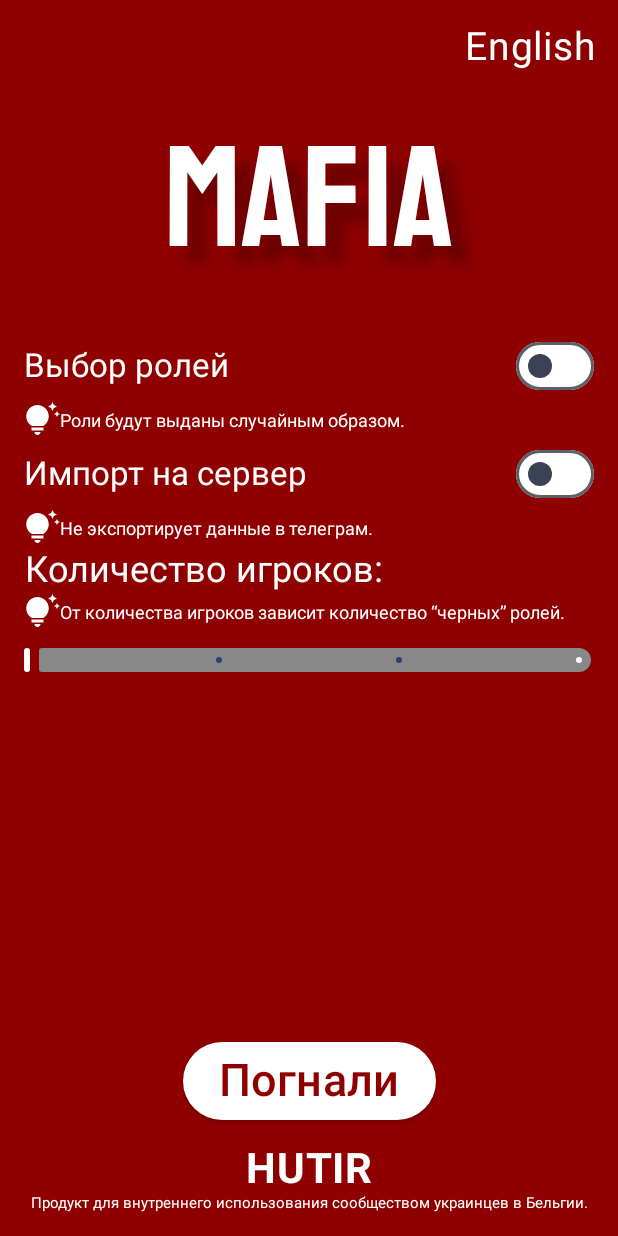
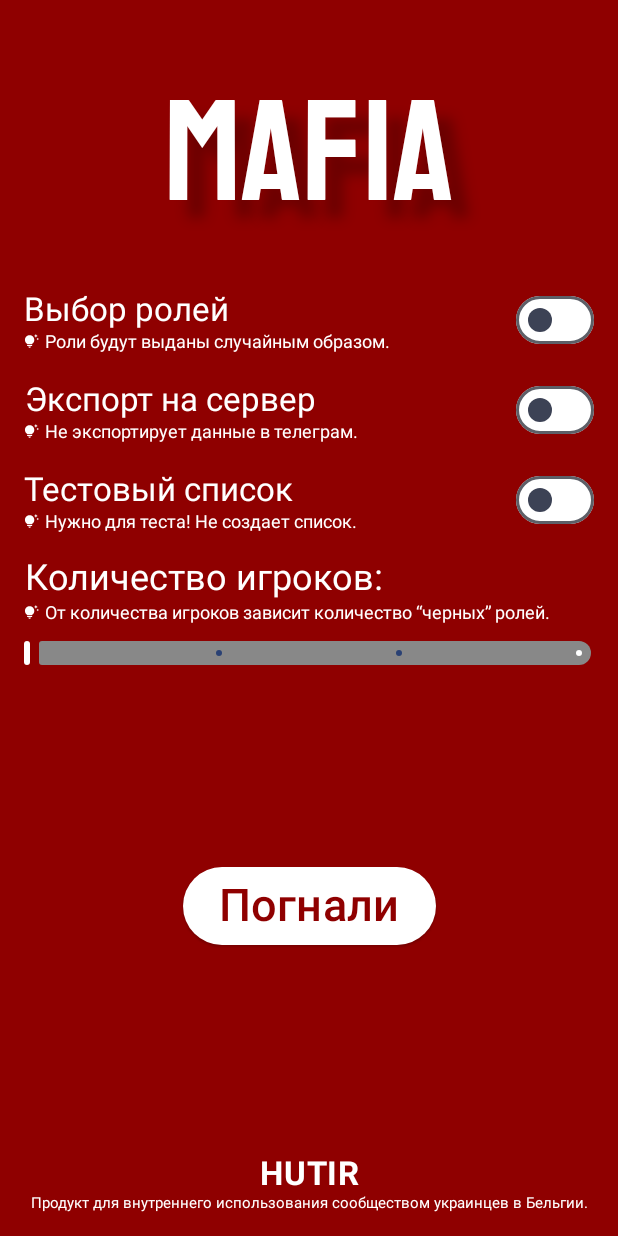
Before and after one commit to khodchenko/Mafia-Game, an Android app built with Jetpack Compose: the screen it shows after launch (MainActivity), on a phone screen of 412 x 824 dp. Run offline under Robolectric (Android 15) with nearby library versions, the phone set to English and light mode, and no system bars.

Commit message:
Edit StartGameStage.kt

```diff
--- a/app/src/main/java/com/khodchenko/mafiaapp/game/MafiaGame.kt
+++ b/app/src/main/java/com/khodchenko/mafiaapp/game/MafiaGame.kt
@@ -14,8 +14,8 @@ class MafiaGame(
     private lateinit var players: List<Player>
     private var blackTeam: Team = Team(Team.TeamColor.BLACK, mutableListOf())
     private var redTeam: Team = Team(Team.TeamColor.RED, mutableListOf())
-
     private var candidates: MutableMap<Player, List<Player>> = mutableMapOf()
+    private var generateDumbPlayersList: Boolean = false
 
 
     fun addCandidate(candidate: Player) {
@@ -23,7 +23,9 @@ class MafiaGame(
     }
 
     fun addVotesForCandidate(candidate: Player, playerList: List<Player>) {
-        val uniquePlayerList = playerList.filter { player -> !candidates.values.flatten().any { it.number == player.number } }
+        val uniquePlayerList = playerList.filter { player ->
+            !candidates.values.flatten().any { it.number == player.number }
+        }
         candidates[candidate] = uniquePlayerList
     }
 
@@ -69,8 +71,8 @@ class MafiaGame(
         candidates = mutableMapOf()
     }
 
-    fun newDay(){
-      currentDay += 1
+    fun newDay() {
+        currentDay += 1
     }
 
     fun killPlayer(player: Player) {
@@ -80,6 +82,7 @@ class MafiaGame(
     fun getCurrentStage(): GameStage {
         return gameStage
     }
+
     fun setStage(stage: GameStage) {
         gameStage = stage
     }
@@ -119,4 +122,12 @@ class MafiaGame(
 
         return if (aliveBlackTeamSize == 0 || aliveBlackTeamSize == aliveRedTeamSize) redTeam else blackTeam
     }
+
+    fun getGenerateDumbPlayersList(): Boolean {
+        return generateDumbPlayersList
+    }
+
+    fun onOffGenerateDumbPlayersList() {
+        generateDumbPlayersList = !generateDumbPlayersList
+    }
 }
--- a/app/src/main/java/com/khodchenko/mafiaapp/game/Navigation.kt
+++ b/app/src/main/java/com/khodchenko/mafiaapp/game/Navigation.kt
@@ -21,7 +21,7 @@ fun Navigation(game: MafiaGame, bluetoothHelper: BluetoothHelper) {
     val navController = rememberNavController()
     NavHost(navController = navController, startDestination = Screen.StartGameScreen.route) {
         composable(route = Screen.StartGameScreen.route) {
-            StartGameStage(navController = navController)
+            StartGameStage(navController = navController, game = game)
         }
         composable(route = Screen.RolePickerScreen.route, arguments = listOf()) {
            RolePickerStage(navController = navController, game = game)
--- a/app/src/main/java/com/khodchenko/mafiaapp/ui/stage/LastWordsStage.kt
+++ b/app/src/main/java/com/khodchenko/mafiaapp/ui/stage/LastWordsStage.kt
@@ -62,6 +62,7 @@ fun LastWordsStage(navController: NavController, game: MafiaGame) {
                         navController.previousBackStackEntry
                         navController.navigate(Screen.DayStageScreen.route)
                     } else {
+                        game.newDay()
                         game.setStage(GameStage.NIGHT)
                         navController.navigate(Screen.NightStageScreen.route)
                     }
--- a/app/src/main/java/com/khodchenko/mafiaapp/ui/stage/RolePickerStage.kt
+++ b/app/src/main/java/com/khodchenko/mafiaapp/ui/stage/RolePickerStage.kt
@@ -55,8 +55,10 @@ fun RolePickerStage(navController: NavController, game: MafiaGame) {
     var rulesCheck by remember { mutableStateOf(false) }
 
 
-//todo TESTING
-   playersList = generateTestPlayers().toMutableList()
+    if (game.getGenerateDumbPlayersList()){
+        playersList = generateTestPlayers().toMutableList()
+    }
+
     Log.d("RolePickerStage", "PlayerList = $playersList")
 
     Box(
@@ -72,9 +74,10 @@ fun RolePickerStage(navController: NavController, game: MafiaGame) {
             Text(
                 text = "Создание игроков",
                 style = MaterialTheme.typography.titleMedium,
-                fontSize = 22.sp,
+                fontSize = 28.sp,
                 color = Color.White
             )
+            Spacer(modifier = Modifier.weight(1f))
             LazyColumn {
                 items(playersList) { player ->
                     Row(
--- a/app/src/main/java/com/khodchenko/mafiaapp/ui/stage/StartGameStage.kt
+++ b/app/src/main/java/com/khodchenko/mafiaapp/ui/stage/StartGameStage.kt
@@ -10,6 +10,7 @@ import androidx.compose.foundation.layout.fillMaxSize
 import androidx.compose.foundation.layout.fillMaxWidth
 import androidx.compose.foundation.layout.height
 import androidx.compose.foundation.layout.padding
+import androidx.compose.foundation.layout.size
 import androidx.compose.material3.Icon
 import androidx.compose.material3.MaterialTheme
 import androidx.compose.material3.Slider
@@ -38,25 +39,26 @@ import androidx.compose.ui.unit.sp
 import androidx.navigation.NavController
 import com.khodchenko.mafiaapp.R
 import com.khodchenko.mafiaapp.data.Screen
+import com.khodchenko.mafiaapp.game.MafiaGame
 import com.khodchenko.mafiaapp.ui.CustomElevatedButton
 import com.khodchenko.mafiaapp.ui.theme.Background
 
 @Composable
-fun StartGameStage(navController: NavController) {
+fun StartGameStage(navController: NavController, game: MafiaGame) {
 
     val englishText = "English"
     val mafiaText = "MAFIA"
     val chooseRolesText = "Выбор ролей"
     var rolesInfoText by remember { mutableStateOf("Роли будут выданы случайным образом.") }
-    val importToServerText = "Импорт на сервер"
+    val importToServerText = "Экспорт на сервер"
     var exportInfoText by remember { mutableStateOf("Не экспортирует данные в телеграм.") }
-    var playersCountText by remember { mutableStateOf("Количество игроков:")}
+    var playersCountText by remember { mutableStateOf("Количество игроков:") }
     var playersCount by remember { mutableStateOf(7f) }
     val playersCountInfoText = "От количества игроков зависит количество “черных” ролей."
     val hutirText = "HUTIR"
     val productInfoText = "Продукт для внутреннего использования сообществом украинцев в Бельгии."
-
-
+    val textGenerateList = "Тестовый список"
+    var textGenerateListInfo by remember { mutableStateOf("Нужно для теста! Не создает список.") }
     Box(
         modifier = Modifier
             .fillMaxSize()
@@ -64,15 +66,15 @@ fun StartGameStage(navController: NavController) {
             .padding(16.dp)
     ) {
         Column(modifier = Modifier.fillMaxSize()) {
-            Text(
-                modifier = Modifier
-                    .fillMaxWidth(),
-                text = englishText,
-                color = Color(0xffffffff),
-                fontSize = 26.sp,
-                fontWeight = FontWeight.Normal,
-                textAlign = TextAlign.End
-            )
+//            Text(
+//                modifier = Modifier
+//                    .fillMaxWidth(),
+//                text = englishText,
+//                color = Color(0xffffffff),
+//                fontSize = 26.sp,
+//                fontWeight = FontWeight.Normal,
+//                textAlign = TextAlign.End
+//            )
 
             Text(
                 text = mafiaText,
@@ -90,17 +92,41 @@ fun StartGameStage(navController: NavController) {
                 modifier = Modifier.align(Alignment.CenterHorizontally)
             )
 
+            //ROLES
             Row(
-                modifier = Modifier.fillMaxWidth(),
+                modifier = Modifier.fillMaxWidth().padding(bottom = 12.dp),
                 verticalAlignment = Alignment.CenterVertically
             ) {
-
+                Column {
                     Text(
                         text = chooseRolesText,
                         color = Color.White,
                         textAlign = TextAlign.Center,
                         style = MaterialTheme.typography.titleLarge
                     )
+                    Row(
+                        verticalAlignment = Alignment.CenterVertically
+                    ) {
+
+                        Icon(
+                            painter = painterResource(id = R.drawable.ic_info),
+                            contentDescription = "info icon",
+                            tint = Color.White,
+                            modifier = Modifier
+                                .size(14.dp)
+                                .padding(end = 4.dp)
+                        )
+
+                        Text(
+                            text = rolesInfoText,
+                            color = Color.White,
+                            style = TextStyle(
+                                fontSize = 12.sp
+                            )
+                        )
+                    }
+                }
+
                 Spacer(modifier = Modifier.weight(1f))
                 SimpleSwitch(onSwitchChanged = { isChecked ->
                     rolesInfoText = if (isChecked) {
@@ -111,38 +137,40 @@ fun StartGameStage(navController: NavController) {
                 })
 
             }
+
+
+            //EXPORT
             Row(
-                modifier = Modifier.fillMaxWidth(),
+                modifier = Modifier.fillMaxWidth().padding(bottom = 12.dp),
                 verticalAlignment = Alignment.CenterVertically
             ) {
-
+                Column {
+                    Text(
+                        text = importToServerText,
+                        color = Color.White,
+                        textAlign = TextAlign.Center,
+                        style = MaterialTheme.typography.titleLarge
+                    )
+                    Row(
+                        verticalAlignment = Alignment.CenterVertically
+                    ) {
                         Icon(
                             painter = painterResource(id = R.drawable.ic_info),
                             contentDescription = "info icon",
-                    tint = Color.White
+                            tint = Color.White,
+                            modifier = Modifier
+                                .size(14.dp)
+                                .padding(end = 4.dp)
                         )
-
                         Text(
-                    text = rolesInfoText,
+                            text = exportInfoText,
                             color = Color.White,
                             style = TextStyle(
                                 fontSize = 12.sp
                             )
                         )
                     }
-
-
-            Row(
-                modifier = Modifier.fillMaxWidth(),
-                verticalAlignment = Alignment.CenterVertically
-            ) {
-
-                Text(
-                    text = importToServerText,
-                    color = Color.White,
-                    textAlign = TextAlign.Center,
-                    style = MaterialTheme.typography.titleLarge
-                )
+                }
                 Spacer(modifier = Modifier.weight(1f))
                 SimpleSwitch(onSwitchChanged = { isChecked ->
                     exportInfoText = if (isChecked) {
@@ -153,24 +181,54 @@ fun StartGameStage(navController: NavController) {
                 })
             }
 
+
+            //TEST LIST
             Row(
-                modifier = Modifier.fillMaxWidth(),
+                modifier = Modifier.fillMaxWidth().padding(bottom = 12.dp),
+                verticalAlignment = Alignment.CenterVertically
+            ) {
+                Column {
+                    Text(
+                        text = textGenerateList,
+                        color = Color.White,
+                        textAlign = TextAlign.Center,
+                        style = MaterialTheme.typography.titleLarge
+                    )
+
+                    Row(
                         verticalAlignment = Alignment.CenterVertically
                     ) {
                         Icon(
                             painter = painterResource(id = R.drawable.ic_info),
                             contentDescription = "info icon",
-                    tint = Color.White
+                            tint = Color.White,
+                            modifier = Modifier
+                                .size(14.dp)
+                                .padding(end = 4.dp)
                         )
                         Text(
-                    text = exportInfoText,
+                            text = textGenerateListInfo,
                             color = Color.White,
                             style = TextStyle(
                                 fontSize = 12.sp
                             )
                         )
                     }
+                }
+                Spacer(modifier = Modifier.weight(1f))
 
+                SimpleSwitch(onSwitchChanged = { isChecked ->
+                    game.onOffGenerateDumbPlayersList()
+                    textGenerateListInfo = if (isChecked) {
+                        "Нужно для теста! Создает список."
+                    } else {
+                        "Нужно для теста! Не создает список."
+                    }
+                })
+
+            }
+
+            //PLAYERS
             Row(
                 modifier = Modifier.fillMaxWidth(),
                 verticalAlignment = Alignment.CenterVertically
@@ -191,7 +249,10 @@ fun StartGameStage(navController: NavController) {
                 Icon(
                     painter = painterResource(id = R.drawable.ic_info),
                     contentDescription = "info icon",
-                    tint = Color.White
+                    tint = Color.White,
+                    modifier = Modifier
+                        .size(14.dp)
+                        .padding(end = 4.dp)
                 )
                 Text(
                     text = playersCountInfoText,
@@ -210,6 +271,7 @@ fun StartGameStage(navController: NavController) {
                 },
                 currentValue = playersCount
             )
+
             //todo
             Spacer(modifier = Modifier.weight(1f))
             Row(
@@ -224,7 +286,7 @@ fun StartGameStage(navController: NavController) {
                 })
 
             }
-
+            Spacer(modifier = Modifier.weight(1f))
             Box(
                 modifier = Modifier
                     .fillMaxWidth(),
@@ -235,7 +297,7 @@ fun StartGameStage(navController: NavController) {
                     text = hutirText,
                     textAlign = TextAlign.Center,
                     color = Color(0xffffffff),
-                    fontSize = 28.sp,
+                    fontSize = 22.sp,
                     fontWeight = FontWeight.Bold
                 )
             }
@@ -251,7 +313,6 @@ fun StartGameStage(navController: NavController) {
         }
     }
 }
-
 
 
 @Composable
--- a/app/src/main/java/com/khodchenko/mafiaapp/ui/stage/VoteMainStage.kt
+++ b/app/src/main/java/com/khodchenko/mafiaapp/ui/stage/VoteMainStage.kt
@@ -49,7 +49,7 @@ fun VoteMainStage(navController: NavController, game: MafiaGame) {
             .padding(16.dp)
     ) {
 
-        Column() {
+        Column {
             Text(
                 modifier = Modifier
                     .fillMaxWidth(),
@@ -130,6 +130,7 @@ fun VoteMainStage(navController: NavController, game: MafiaGame) {
                                 navController.navigate(Screen.EndGameStageScreen.route)
                             } else {
                                 Log.d("VoteMainStage", "Most votes: ${game.findCandidatesWithLongestVotes()}")
+                                game.newDay()
                                 game.setStage(GameStage.NIGHT)
                                 navController.navigate(Screen.NightStageScreen.route)
                                 Toast.makeText(context, "End of voting", Toast.LENGTH_SHORT).show()
--- a/app/src/main/java/com/khodchenko/mafiaapp/ui/stage/VoteStage.kt
+++ b/app/src/main/java/com/khodchenko/mafiaapp/ui/stage/VoteStage.kt
@@ -136,6 +136,7 @@ fun VoteStage(navController: NavController, game: MafiaGame) {
                             game.killPlayer(game.findCandidatesWithLongestVotes()[0])
                             //todo
                             game.clearVote()
+                            game.newDay()
                             game.setStage(GameStage.NIGHT)
                             navController.navigate(Screen.LastWordsScreen.route)
                         }
```
Lines whose indentation alone changed are shown as unchanged.
